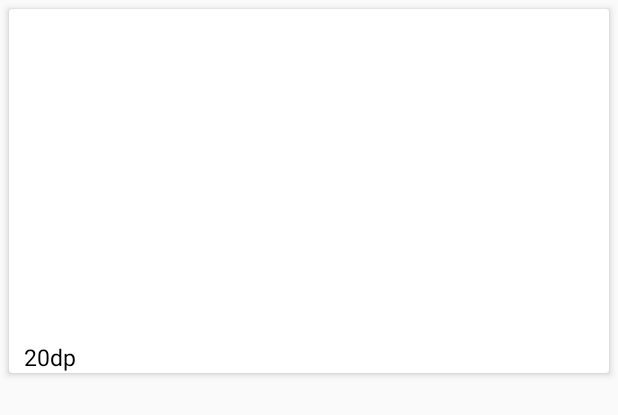
After one commit to rubenmorais2/projetoVistoCar, an Android app: the layout agendamento_services.xml on its own in the app's theme, with its tools: preview values and no code run, on a phone screen of 412 x 824 dp. The commit adds this screen. Shown: the top 415 px of the screen. Run offline under Robolectric (Android 15) with nearby library versions, the phone set to English and light mode, and no system bars; network calls fail.

Commit message:
atualizacao2

```diff
--- a/app/src/main/java/com/ruben/vistocar/Acessibilidade.kt
+++ b/app/src/main/java/com/ruben/vistocar/Acessibilidade.kt
@@ -6,6 +6,7 @@ import android.view.Menu
 import android.view.MenuItem
 import android.widget.Toast
 import androidx.appcompat.widget.SearchView
+import kotlinx.android.synthetic.main.meus_agendamentos.*
 import kotlinx.android.synthetic.main.toolbar.*
 
 class Acessibilidade : AppCompatActivity() {
--- a/app/src/main/java/com/ruben/vistocar/MeusAgendamentos.kt
+++ b/app/src/main/java/com/ruben/vistocar/MeusAgendamentos.kt
@@ -41,7 +41,7 @@ class MeusAgendamentos : AppCompatActivity() {
 
     fun taskAgendamentos(){
         Thread {
-            this.agendamento = AgendamentoService.getAgendamentos(context)
+            agendamento = AgendamentoService.getAgendamentos(context)
             runOnUiThread{
                 recyclerAgendar?.adapter = AgendamentoAdapter(agendamento) {onClickAgendamentos(it)}
             }
@@ -52,7 +52,6 @@ class MeusAgendamentos : AppCompatActivity() {
         Toast.makeText(context, "Clicou Agendamento ${agendamento.nome}", Toast.LENGTH_SHORT).show()
         val intent = Intent(context, AgendandoAgendar::class.java)
         startActivityForResult(intent, REQUEST_REMOVE)
-
     }
 
     override fun onCreateOptionsMenu(menu: Menu?): Boolean {
--- a/app/src/main/java/com/ruben/vistocar/ServicesParaServicos.kt
+++ b/app/src/main/java/com/ruben/vistocar/ServicesParaServicos.kt
@@ -18,12 +18,12 @@ object ServicesParaServicos {
         if (AndroidUtils.isInternetDisponivel()) {
             val url = "$host/servicos"
             val json = HttpHelper.get(url)
-            Log.d(TAG, json)
             servicos = parserJson(json)
             // salvar offline
             for (a in servicos) {
                 saveOffline(a)
             }
+            Log.d(TAG, json)
             return servicos
         } else {
             val dao = DatabaseManager.getServicosDAO()
--- /dev/null
+++ b/app/src/main/res/layout/agendamento_services.xml
@@ -0,0 +1,60 @@
+<?xml version="1.0" encoding="utf-8"?>
+<androidx.cardview.widget.CardView xmlns:android="http://schemas.android.com/apk/res/android"
+    android:layout_width="match_parent"
+    android:layout_height="wrap_content"
+    xmlns:app="http://schemas.android.com/apk/res-auto"
+    android:id="@+id/CardViewAgendamento"
+    android:layout_margin="6dp"
+    app:cardElevation="3dp"
+    app:cardPreventCornerOverlap="false"
+    app:cardUseCompatPadding="false"
+    app:cardCornerRadius="2dp"
+    android:foreground="?attr/selectableItemBackground">
+
+    <LinearLayout
+        android:layout_width="match_parent"
+        android:layout_height="match_parent"
+        android:orientation="vertical">
+
+        <FrameLayout
+            android:layout_width="wrap_content"
+            android:layout_height="wrap_content">
+            <ImageView
+                android:layout_width="180dp"
+                android:layout_height="190dp"
+                android:id="@+id/cardImage"
+                android:layout_gravity="center_horizontal"
+                android:layout_marginTop="15dp"
+                android:layout_marginLeft="10dp"
+                android:layout_marginRight="10dp"/>
+
+            <ProgressBar
+                android:id="@+id/cardProgress"
+                style="@android:style/Widget.ProgressBar.Small"
+                android:layout_width="wrap_content"
+                android:layout_height="wrap_content"
+                android:layout_gravity="center"
+                android:layout_marginRight="6dp"
+                android:visibility="invisible" />
+        </FrameLayout>
+        <TextView
+            android:id="@+id/cardNome"
+            android:layout_width="wrap_content"
+            android:layout_height="wrap_content"
+            android:layout_marginLeft="10dp"
+            android:layout_marginTop="16dp"
+            android:text="20dp"
+            android:textColor="#000000"
+            android:textSize="15dp"/>
+
+    </LinearLayout>
+    <TextView
+        android:id="@+id/frase"
+        android:layout_marginTop="10dp"
+        android:layout_width="185dp"
+        android:layout_height="212dp"
+        android:layout_marginLeft="196dp"
+        android:textColor="#000070"
+        android:textSize="15dp"/>
+
+</androidx.cardview.widget.CardView>
```
Also changed, not shown: app/src/main/java/com/ruben/vistocar/ParaTodosAgendamentos.kt (added, +24 -0 lines), app/src/main/java/com/ruben/vistocar/ServicesAgendamento.kt (added, +95 -0 lines), app/src/main/res/layout/acessibilidade.xml (+27 -7 lines).
